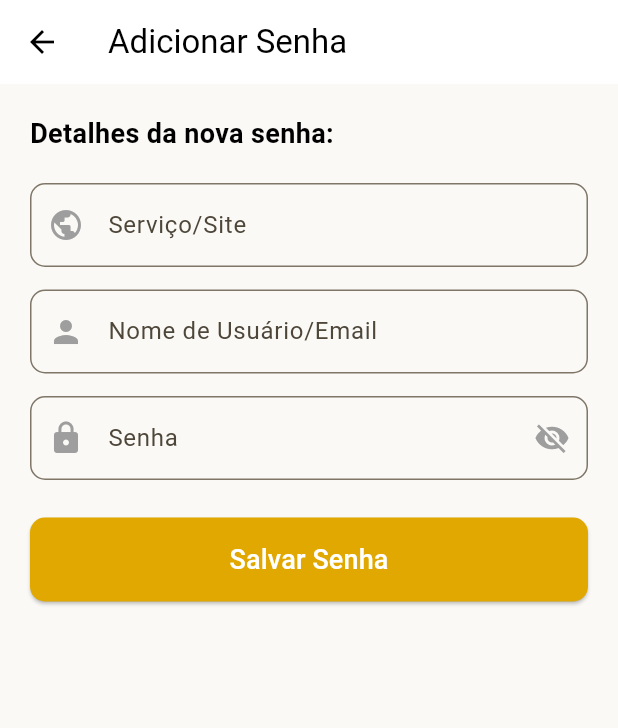
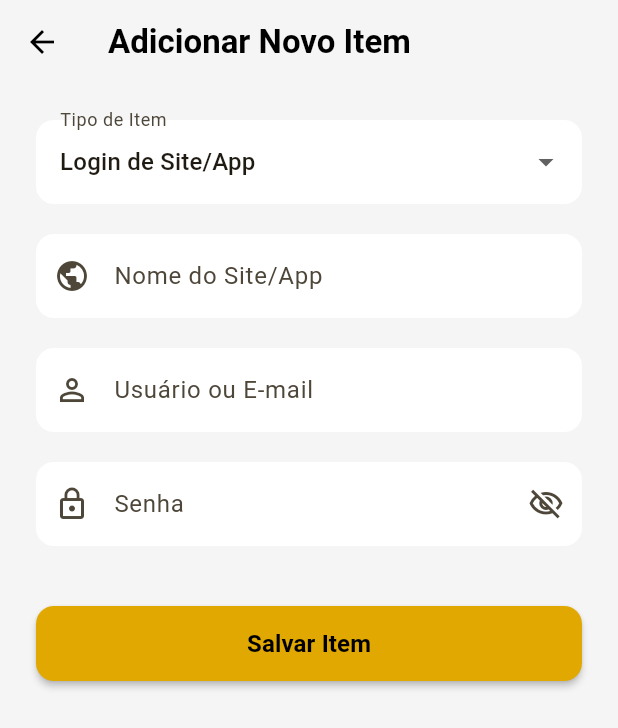
Before and after one commit to PedroHenrique1s/SyncPass, a Flutter app: the AddPassScreen screen opened directly, on a phone screen of 412 x 824 dp. Shown: the top 728 px of the screen. Run offline on Flutter 3.47's test engine with Material 3 defaults, Android fonts, the light colour scheme and no system bars; our stand-ins replace cloud_firestore, firebase_auth, firebase_core, google_sign_in, mask_text_input_formatter; accounts and stored records are empty.

Commit message:
feat(add_pass_screen): Refatorado para adicionar senha refatorando a services e widgets

```diff
--- a/lib/Feature/AddPass/Screen/add_pass_screen.dart
+++ b/lib/Feature/AddPass/Screen/add_pass_screen.dart
@@ -1,100 +1,185 @@
-// add_pass_screen.dart
+// Em: AddPass/Screen/add_pass_screen.dart
 
 import 'package:flutter/material.dart';
+import 'package:mask_text_input_formatter/mask_text_input_formatter.dart';
+import 'package:sync_pass/Feature/AddPass/Services/savePass.dart';
+import 'package:sync_pass/Feature/AddPass/Widgets/card_form.dart';
+import 'package:sync_pass/Feature/AddPass/Widgets/generic_form.dart';
+import 'package:sync_pass/Feature/AddPass/Widgets/login_form.dart';
 
-class AddPassScreen extends StatelessWidget {
+// Mova isso para um arquivo 'models/password_type.dart'
+// para poder importar nos widgets também
+enum PasswordType { login, card, generic }
+
+const Map<PasswordType, String> passwordTypeLabels = {
+  PasswordType.login: 'Login de Site/App',
+  PasswordType.card: 'Cartão de Crédito',
+  PasswordType.generic: 'Senha Genérica / Nota',
+};
+// Fim do arquivo do model
+
+const Color customYellow = Color(0xFFE0A800);
+
+
+class AddPassScreen extends StatefulWidget {
   const AddPassScreen({super.key});
+
+  @override
+  State<AddPassScreen> createState() => _AddPassScreenState();
+}
+
+class _AddPassScreenState extends State<AddPassScreen> {
+  // --- Controllers e Keys ---
+  final _formKey = GlobalKey<FormState>();
+  final _titleController = TextEditingController();
+  final _usernameController = TextEditingController();
+  final _passwordController = TextEditingController();
+  final _cardHolderNameController = TextEditingController();
+  final _cardNumberController = TextEditingController();
+  final _expiryDateController = TextEditingController();
+  final _cvvController = TextEditingController();
+
+  // --- Formatters ---
+  final _expiryDateFormatter = MaskTextInputFormatter(mask: '##/##', filter: {"#": RegExp(r'[0-9]')});
+  final _cardNumberFormatter = MaskTextInputFormatter(mask: '#### #### #### ####', filter: {"#": RegExp(r'[0-9]')});
+  final _cvvFormatter = MaskTextInputFormatter(mask: '###', filter: {"#": RegExp(r'[0-9]')});
+
+  // --- State ---
+  PasswordType _selectedType = PasswordType.login;
+  bool _isLoading = false;
+  // A variável _isPasswordVisible foi removida daqui!
+
+  // --- Service ---
+  final PasswordService _passwordService = PasswordService();
+
+  // A função _savePassword permanece idêntica
+  Future<void> _savePassword() async {
+    if (!_formKey.currentState!.validate()) {
+      return;
+    }
+    setState(() { _isLoading = true; });
+
+    final Map<String, dynamic> allData = {
+      'title': _titleController.text.trim(),
+      'username': _usernameController.text.trim(),
+      'password': _passwordController.text,
+      'cardHolderName': _cardHolderNameController.text.trim(),
+      'cardNumber': _cardNumberFormatter.getMaskedText(),
+      'expiryDate': _expiryDateFormatter.getMaskedText(),
+      'cvv': _cvvController.text,
+    };
+
+    try {
+      await _passwordService.savePasswordData(
+        type: _selectedType,
+        rawData: allData,
+      );
+
+      if (mounted) {
+        ScaffoldMessenger.of(context).showSnackBar(
+          const SnackBar(content: Text('Salvo com sucesso!'), backgroundColor: Colors.green),
+        );
+        Navigator.of(context).pop(true);
+      }
+    } catch (e) {
+      if (mounted) {
+        ScaffoldMessenger.of(context).showSnackBar(
+          SnackBar(content: Text('Erro ao salvar: ${e.toString()}'), backgroundColor: Colors.red),
+        );
+      }
+    } finally {
+      if (mounted) {
+        setState(() { _isLoading = false; });
+      }
+    }
+  }
+
+  @override
+  void dispose() {
+    _titleController.dispose();
+    _usernameController.dispose();
+    _passwordController.dispose();
+    _cardHolderNameController.dispose();
+    _cardNumberController.dispose();
+    _expiryDateController.dispose();
+    _cvvController.dispose();
+    super.dispose();
+  }
+
+  // Limpa os campos ao trocar o tipo
+  void _onTypeChanged(PasswordType? newValue) {
+    if (newValue == null) return;
+    setState(() {
+      _selectedType = newValue;
+      _titleController.clear();
+      _usernameController.clear();
+      _passwordController.clear();
+      _cardHolderNameController.clear();
+      _cardNumberController.clear();
+      _expiryDateController.clear();
+      _cvvController.clear();
+      _formKey.currentState?.reset();
+    });
+  }
 
   @override
   Widget build(BuildContext context) {
     return Scaffold(
+      backgroundColor: Colors.grey[100],
       appBar: AppBar(
-        title: const Text('Adicionar Senha', style: TextStyle(color: Colors.black)),
-        backgroundColor: Colors.white,
+        title: const Text('Adicionar Novo Item', style: TextStyle(color: Colors.black, fontWeight: FontWeight.w600)),
+        // MUDANÇA: Cor limpa, igual ao fundo (como você preferiu na outra tela)
+        backgroundColor: Colors.grey[100],
         elevation: 0,
         iconTheme: const IconThemeData(color: Colors.black),
       ),
       body: SingleChildScrollView(
-        padding: const EdgeInsets.all(20.0),
+        padding: const EdgeInsets.all(24.0),
         child: Column(
-          crossAxisAlignment: CrossAxisAlignment.start,
           children: [
-            const Text(
-              'Detalhes da nova senha:',
-              style: TextStyle(
-                fontSize: 18,
-                fontWeight: FontWeight.bold,
-                color: Colors.black,
+            // Dropdown de seleção de tipo
+            DropdownButtonFormField<PasswordType>(
+              value: _selectedType,
+              decoration: InputDecoration(
+                labelText: 'Tipo de Item',
+                filled: true,
+                fillColor: Colors.white,
+                border: OutlineInputBorder(borderRadius: BorderRadius.circular(12), borderSide: BorderSide.none),
               ),
+              items: passwordTypeLabels.entries.map((entry) {
+                return DropdownMenuItem(value: entry.key, child: Text(entry.value));
+              }).toList(),
+              onChanged: _onTypeChanged,
             ),
             const SizedBox(height: 20),
 
-            // Campo para o nome do serviço (ex: Google, Netflix)
-            TextFormField(
-              decoration: InputDecoration(
-                labelText: 'Serviço/Site',
-                hintText: 'Ex: Google, Instagram',
-                border: OutlineInputBorder(
-                  borderRadius: BorderRadius.circular(10),
-                ),
-                prefixIcon: const Icon(Icons.public, color: Colors.grey),
-              ),
-            ),
-            const SizedBox(height: 15),
+            // O formulário principal
+            Form(
+              key: _formKey,
+              child: Column(
+                crossAxisAlignment: CrossAxisAlignment.stretch,
+                children: [
+                  // O widget dinâmico agora chama os widgets externos
+                  _buildDynamicFormFields(),
+                  const SizedBox(height: 40),
 
-            // Campo para o nome de usuário/email
-            TextFormField(
-              decoration: InputDecoration(
-                labelText: 'Nome de Usuário/Email',
-                hintText: 'seu_email@dominio.com',
-                border: OutlineInputBorder(
-                  borderRadius: BorderRadius.circular(10),
-                ),
-                prefixIcon: const Icon(Icons.person, color: Colors.grey),
-              ),
-            ),
-            const SizedBox(height: 15),
-
-            // Campo para a senha
-            TextFormField(
-              obscureText: true, // Para esconder a senha
-              decoration: InputDecoration(
-                labelText: 'Senha',
-                border: OutlineInputBorder(
-                  borderRadius: BorderRadius.circular(10),
-                ),
-                prefixIcon: const Icon(Icons.lock, color: Colors.grey),
-                suffixIcon: IconButton(
-                  icon: const Icon(Icons.visibility_off, color: Colors.grey),
-                  onPressed: () {
-                    // TODO: Implementar a lógica para mostrar/esconder a senha
-                  },
-                ),
-              ),
-            ),
-            const SizedBox(height: 25),
-
-            // Botão para salvar
-            SizedBox(
-              width: double.infinity, // Ocupa a largura total
-              child: ElevatedButton(
-                onPressed: () {
-                  // TODO: Implementar a lógica para salvar a senha
-                  // Por enquanto, apenas feche a tela
-                  Navigator.of(context).pop();
-                  ScaffoldMessenger.of(context).showSnackBar(
-                    const SnackBar(content: Text('Senha salva com sucesso! (Simulado)')),
-                  );
-                },
-                style: ElevatedButton.styleFrom(
-                  backgroundColor: const Color(0xFFE0A800), // Cor amarela
-                  foregroundColor: Colors.white,
-                  padding: const EdgeInsets.symmetric(vertical: 15),
-                  shape: RoundedRectangleBorder(
-                    borderRadius: BorderRadius.circular(10),
+                  // Botão Salvar
+                  SizedBox(
+                    height: 50,
+                    child: ElevatedButton(
+                      onPressed: _isLoading ? null : _savePassword,
+                      style: ElevatedButton.styleFrom(
+                        backgroundColor: customYellow,
+                        foregroundColor: Colors.black,
+                        shape: RoundedRectangleBorder(borderRadius: BorderRadius.circular(12)),
+                        elevation: 2,
+                      ),
+                      child: _isLoading
+                          ? const SizedBox(height: 24, width: 24, child: CircularProgressIndicator(color: Colors.black, strokeWidth: 3))
+                          : const Text('Salvar Item', style: TextStyle(fontSize: 16, fontWeight: FontWeight.bold)),
+                    ),
                   ),
-                ),
-                child: const Text('Salvar Senha', style: TextStyle(fontSize: 18)),
+                ],
               ),
             ),
           ],
@@ -102,4 +187,37 @@ class AddPassScreen extends StatelessWidget {
       ),
     );
   }
+
+  /// Este widget agora apenas decide QUAL widget externo construir.
+  Widget _buildDynamicFormFields() {
+    return AnimatedSwitcher(
+      duration: const Duration(milliseconds: 300),
+      child: Container(
+        // A Key é essencial para o AnimatedSwitcher saber que o widget mudou
+        key: ValueKey(_selectedType),
+        child: switch (_selectedType) {
+          // Chama os novos widgets, passando os controllers
+          PasswordType.login => LoginForm(
+              titleController: _titleController,
+              usernameController: _usernameController,
+              passwordController: _passwordController,
+            ),
+          PasswordType.card => CardForm(
+              titleController: _titleController,
+              cardHolderNameController: _cardHolderNameController,
+              cardNumberController: _cardNumberController,
+              expiryDateController: _expiryDateController,
+              cvvController: _cvvController,
+              cardNumberFormatter: _cardNumberFormatter,
+              expiryDateFormatter: _expiryDateFormatter,
+              cvvFormatter: _cvvFormatter,
+            ),
+          PasswordType.generic => GenericForm(
+              titleController: _titleController,
+              passwordController: _passwordController,
+            ),
+        },
+      ),
+    );
+  }
 }
```
